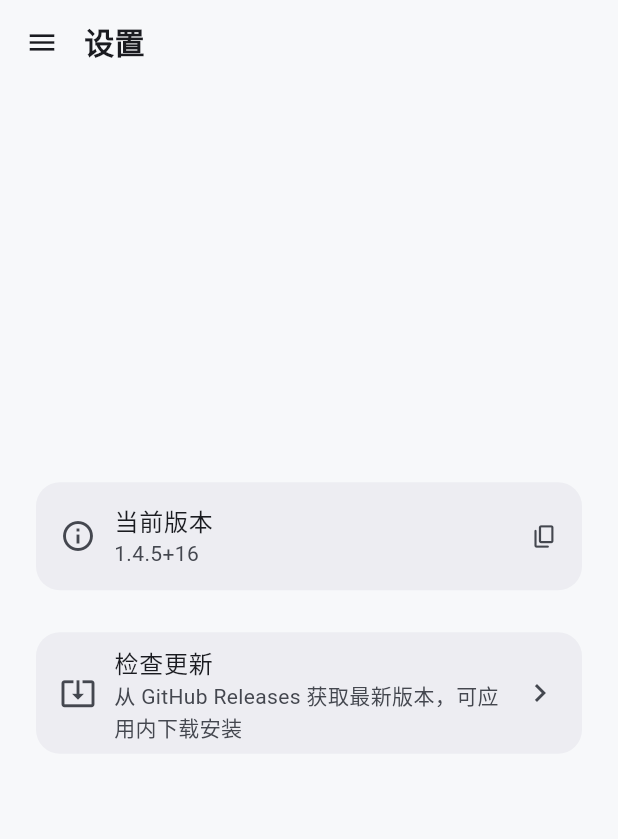
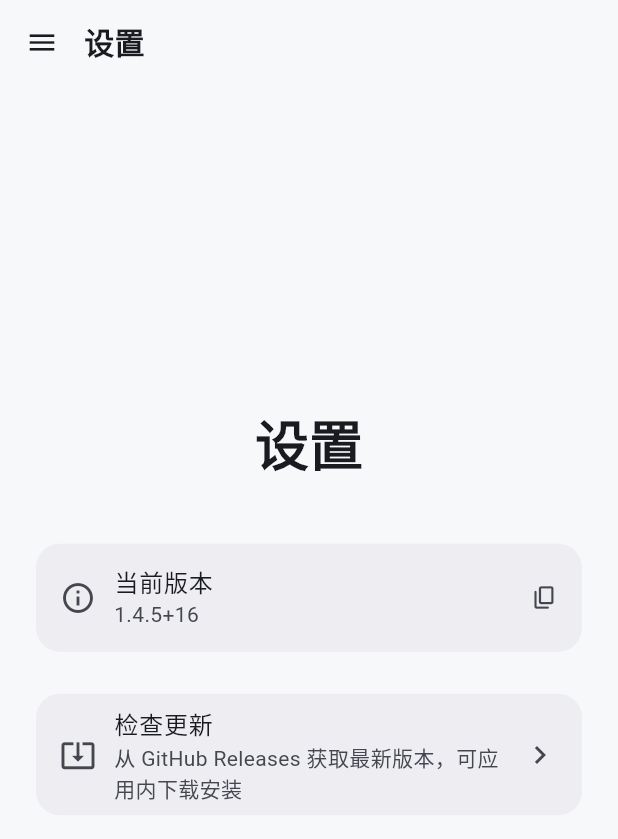
Before and after one commit to cixiy1/Yuki-Blog-App, a Flutter app: the SettingPage screen opened by its route, on a phone screen of 412 x 824 dp. Shown: the top 839 px of the screen. Run offline on Flutter 3.47's test engine with Material 3 defaults, Android fonts, the phone set to English and light mode, and no system bars; our stand-ins replace go_router, open_filex, package_info_plus; network calls fail.

Commit message:
change:设置页新增标题

```diff
--- a/lib/features/setting/setting_page.dart
+++ b/lib/features/setting/setting_page.dart
@@ -79,6 +79,12 @@ class _SettingPageState extends State<SettingPage> {
           shrinkWrap: true,
           padding: const EdgeInsets.all(24),
           children: [
+            Text(
+              '设置',
+              style: Theme.of(context).textTheme.titleLarge?.copyWith(fontSize: 36, fontWeight: FontWeight.bold),
+              textAlign: TextAlign.center,
+            ),
+            const SizedBox(height: 36),
             Card(
               child: ListTile(
                 leading: const Icon(Icons.info_outline),
```
